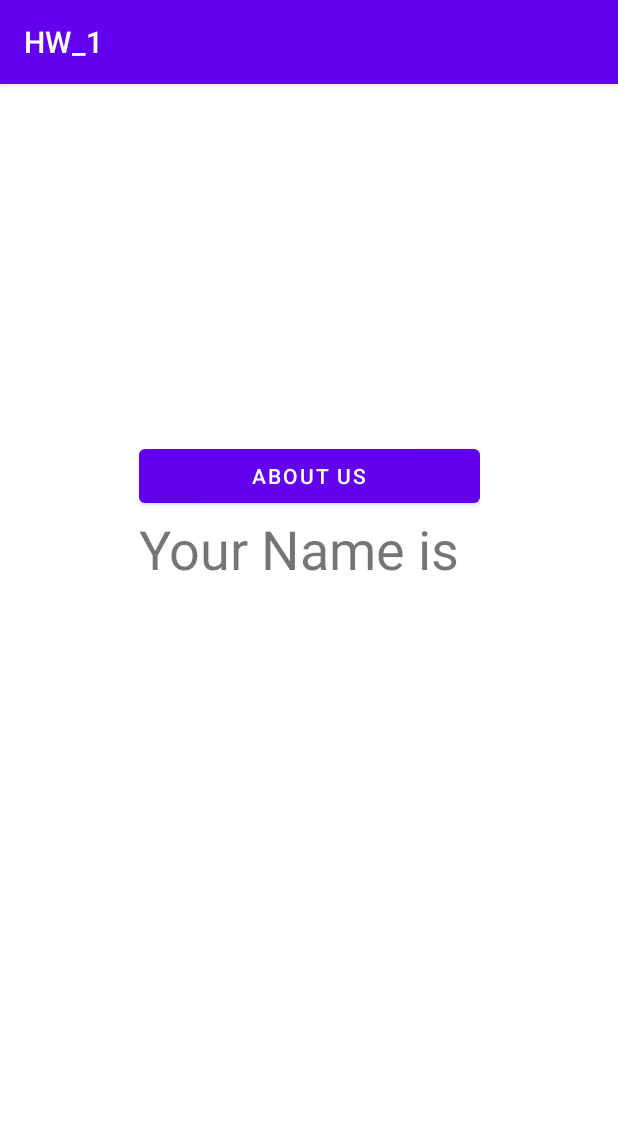
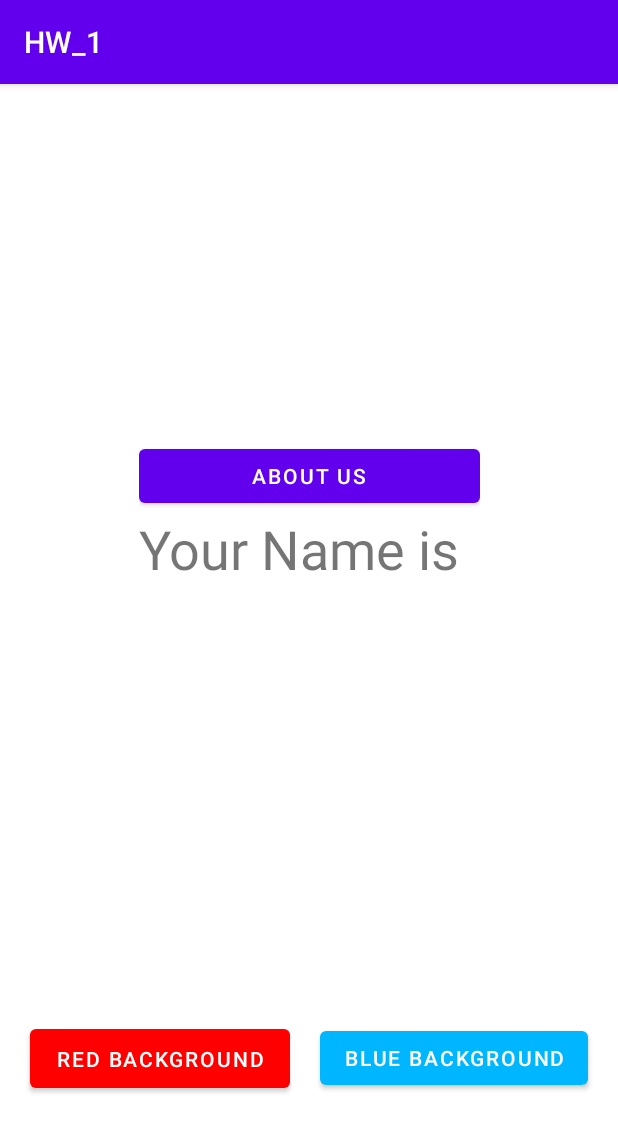
Before and after one commit to raosultanate/CS402-Android-Development, an Android app: the screen it shows after launch (InfoDisplay), after a tap on "SUBMIT", on a phone screen of 412 x 824 dp. Shown: the top 1132 px of the screen. Run offline under Robolectric (Android 15) with nearby library versions, the phone set to English and light mode, and no system bars.

Commit message:
new Changes with added functionality

```diff
--- a/HW_1/app/src/main/java/com/example/hw_1/InfoDisplay.kt
+++ b/HW_1/app/src/main/java/com/example/hw_1/InfoDisplay.kt
@@ -3,6 +3,8 @@ package com.example.hw_1
 import android.content.Intent
 import androidx.appcompat.app.AppCompatActivity
 import android.os.Bundle
+import android.text.Layout
+import android.view.View
 import android.widget.Button
 import android.widget.EditText
 import android.widget.TextView
@@ -24,6 +26,20 @@ class InfoDisplay : AppCompatActivity() {
            startActivity(intent)
        }
 
+        val redBut : Button = findViewById<Button>(R.id.bColorRed)
+        val blueBut: Button  = findViewById<Button>(R.id.bcolorBlue)
+
+        val masterLayout = findViewById<View>(R.id.masterLayout)
+
+        redBut.setOnClickListener {
+            masterLayout.setBackgroundColor(getResources().getColor(R.color.red))
+        }
+
+        blueBut.setOnClickListener {
+            masterLayout.setBackgroundColor(getResources().getColor(R.color.blue))
+        }
+
+
 
     }
 }
--- a/HW_1/app/src/main/res/layout/activity_info_display.xml
+++ b/HW_1/app/src/main/res/layout/activity_info_display.xml
@@ -2,11 +2,13 @@
 <androidx.constraintlayout.widget.ConstraintLayout xmlns:android="http://schemas.android.com/apk/res/android"
     xmlns:app="http://schemas.android.com/apk/res-auto"
     xmlns:tools="http://schemas.android.com/tools"
+    android:id="@+id/masterLayout"
     android:layout_width="match_parent"
     android:layout_height="match_parent"
     tools:context=".InfoDisplay">
 
     <LinearLayout
+        android:id="@+id/linearLayout"
         android:layout_width="227dp"
         android:layout_height="293dp"
         android:orientation="vertical"
@@ -37,4 +39,35 @@
 
     </LinearLayout>
 
+    <Button
+        android:id="@+id/bColorRed"
+        android:layout_width="173dp"
+        android:layout_height="51dp"
+        android:text="Red Background"
+        app:backgroundTint="#FF0000"
+        app:layout_constraintBottom_toBottomOf="parent"
+        app:layout_constraintEnd_toStartOf="@+id/bcolorBlue"
+        app:layout_constraintHorizontal_bias="0.5"
+        app:layout_constraintStart_toStartOf="parent"
+        app:layout_constraintTop_toBottomOf="@+id/linearLayout" />
+
+    <Button
+        android:id="@+id/bcolorBlue"
+        android:layout_width="wrap_content"
+        android:layout_height="wrap_content"
+        android:text="Blue Background"
+        app:backgroundTint="#00B7FF"
+        app:layout_constraintBottom_toBottomOf="parent"
+        app:layout_constraintEnd_toEndOf="parent"
+        app:layout_constraintHorizontal_bias="0.5"
+        app:layout_constraintStart_toEndOf="@+id/bColorRed"
+        app:layout_constraintTop_toBottomOf="@+id/linearLayout" />
+
+    <androidx.constraintlayout.widget.Barrier
+        android:id="@+id/barrier"
+        android:layout_width="wrap_content"
+        android:layout_height="wrap_content"
+        app:barrierDirection="top"
+        app:constraint_referenced_ids="bColorRed,bcolorBlue" />
+
 </androidx.constraintlayout.widget.ConstraintLayout>
--- a/HW_1/app/src/main/res/values/colors.xml
+++ b/HW_1/app/src/main/res/values/colors.xml
@@ -7,4 +7,6 @@
     <color name="teal_700">#FF018786</color>
     <color name="black">#FF000000</color>
     <color name="white">#FFFFFFFF</color>
+    <color name="red">#FF0000</color>
+    <color name="blue">#0023FF</color>
 </resources>
```
